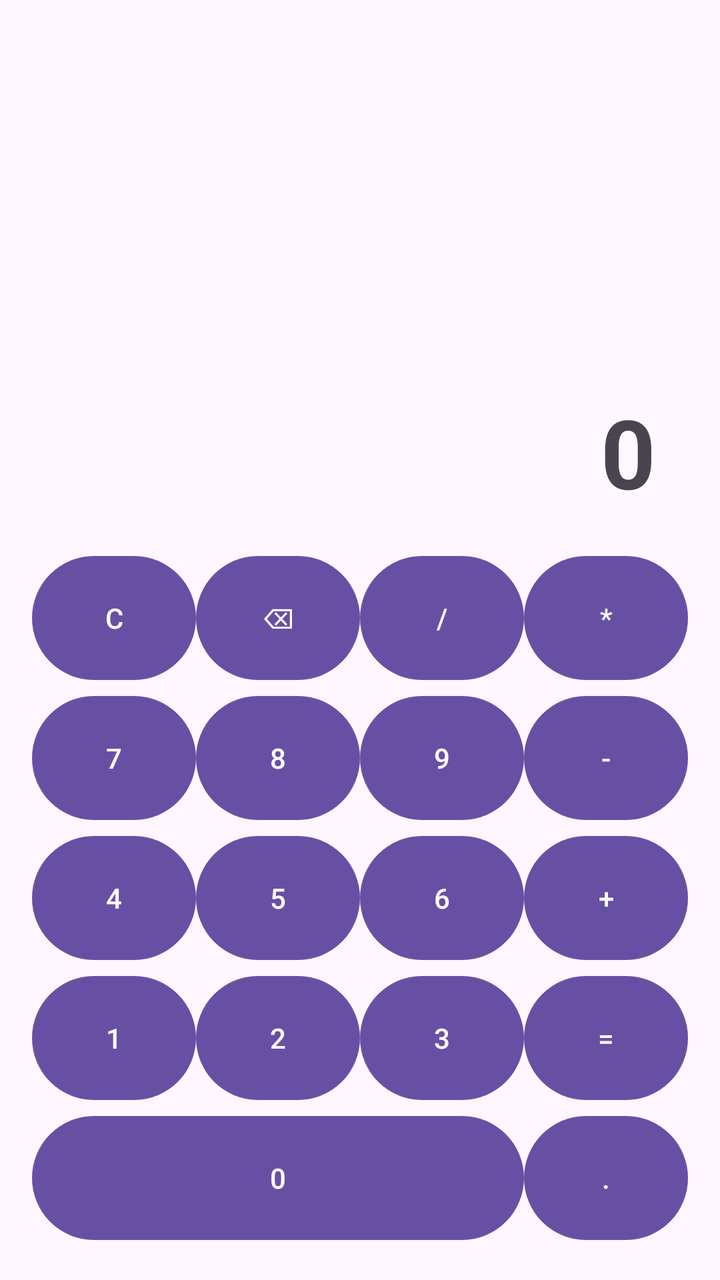
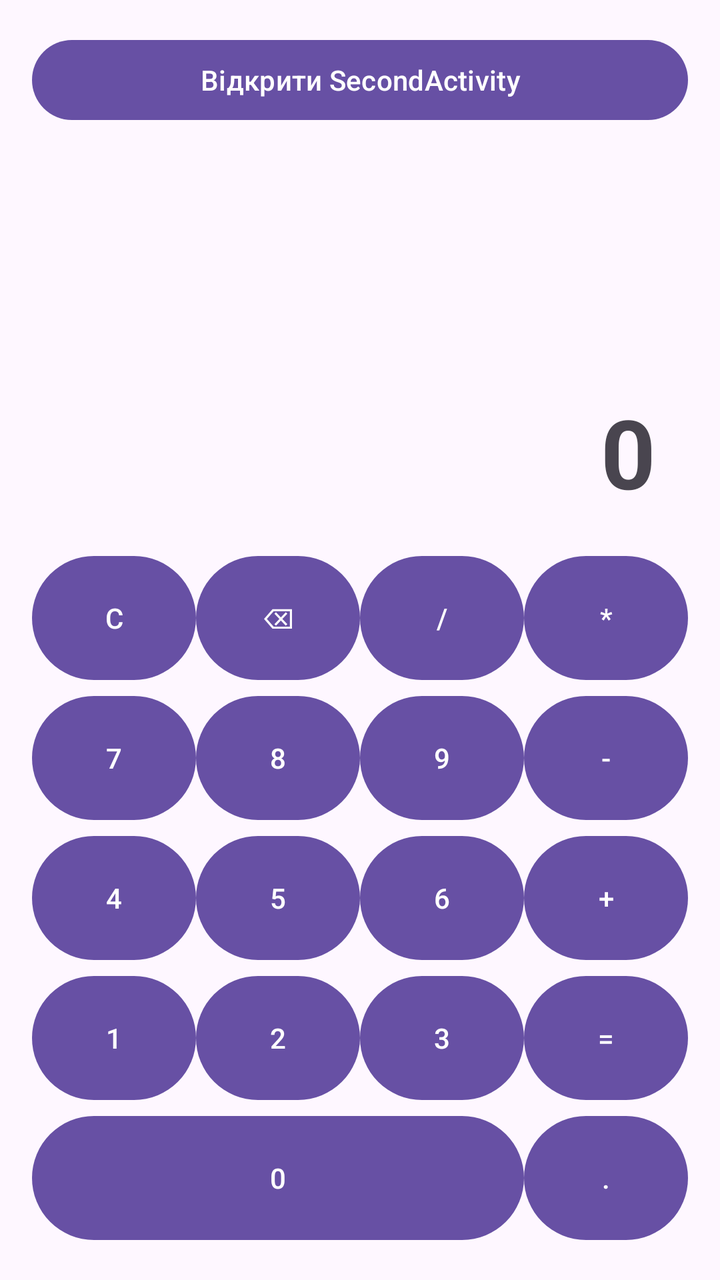

An Android layout rendered at two revisions. The XML below is the earlier revision; the diff shows what the commit changed to produce the second picture.
<!-- AndroidManifest.xml: application theme Theme.FirstApplication -->
<!-- res/layout/activity_main.xml -->
<?xml version="1.0" encoding="utf-8"?>
<androidx.constraintlayout.widget.ConstraintLayout
    xmlns:android="http://schemas.android.com/apk/res/android"
    xmlns:app="http://schemas.android.com/apk/res-auto"
    android:layout_width="match_parent"
    android:layout_height="match_parent"
    android:padding="16dp">

    
    <TextView
        android:id="@+id/tvDisplay"
        android:layout_width="0dp"
        android:layout_height="0dp"
        android:gravity="end|bottom"
        android:padding="16dp"
        android:text="0"
        android:textSize="48sp"
        android:textStyle="bold"
        app:layout_constraintBottom_toTopOf="@id/row1"
        app:layout_constraintEnd_toEndOf="parent"
        app:layout_constraintStart_toStartOf="parent"
        app:layout_constraintTop_toTopOf="parent" />

    
    <LinearLayout
        android:id="@+id/row1"
        android:layout_width="0dp"
        android:layout_height="wrap_content"
        android:orientation="horizontal"
        app:layout_constraintBottom_toTopOf="@id/row2"
        app:layout_constraintEnd_toEndOf="parent"
        app:layout_constraintStart_toStartOf="parent">

        <Button android:id="@+id/btnClear" android:layout_width="0dp" android:layout_height="70dp" android:layout_weight="1" android:text="C" />
        <Button android:id="@+id/btnBackspace" android:layout_width="0dp" android:layout_height="70dp" android:layout_weight="1" android:text="⌫" />
        <Button android:id="@+id/btnDivide" android:layout_width="0dp" android:layout_height="70dp" android:layout_weight="1" android:text="/" />
        <Button android:id="@+id/btnMultiply" android:layout_width="0dp" android:layout_height="70dp" android:layout_weight="1" android:text="*" />
    </LinearLayout>

    
    <LinearLayout
        android:id="@+id/row2"
        android:layout_width="0dp"
        android:layout_height="wrap_content"
        android:orientation="horizontal"
        app:layout_constraintBottom_toTopOf="@id/row3"
        app:layout_constraintEnd_toEndOf="parent"
        app:layout_constraintStart_toStartOf="parent">

        <Button android:id="@+id/btn7" android:layout_width="0dp" android:layout_height="70dp" android:layout_weight="1" android:text="7" />
        <Button android:id="@+id/btn8" android:layout_width="0dp" android:layout_height="70dp" android:layout_weight="1" android:text="8" />
        <Button android:id="@+id/btn9" android:layout_width="0dp" android:layout_height="70dp" android:layout_weight="1" android:text="9" />
        <Button android:id="@+id/btnSubtract" android:layout_width="0dp" android:layout_height="70dp" android:layout_weight="1" android:text="-" />
    </LinearLayout>

    
    <LinearLayout
        android:id="@+id/row3"
        android:layout_width="0dp"
        android:layout_height="wrap_content"
        android:orientation="horizontal"
        app:layout_constraintBottom_toTopOf="@id/row4"
        app:layout_constraintEnd_toEndOf="parent"
        app:layout_constraintStart_toStartOf="parent">

        <Button android:id="@+id/btn4" android:layout_width="0dp" android:layout_height="70dp" android:layout_weight="1" android:text="4" />
        <Button android:id="@+id/btn5" android:layout_width="0dp" android:layout_height="70dp" android:layout_weight="1" android:text="5" />
        <Button android:id="@+id/btn6" android:layout_width="0dp" android:layout_height="70dp" android:layout_weight="1" android:text="6" />
        <Button android:id="@+id/btnAdd" android:layout_width="0dp" android:layout_height="70dp" android:layout_weight="1" android:text="+" />
    </LinearLayout>

    
    <LinearLayout
        android:id="@+id/row4"
        android:layout_width="0dp"
        android:layout_height="wrap_content"
        android:orientation="horizontal"
        app:layout_constraintBottom_toTopOf="@id/row5"
        app:layout_constraintEnd_toEndOf="parent"
        app:layout_constraintStart_toStartOf="parent">

        <Button android:id="@+id/btn1" android:layout_width="0dp" android:layout_height="70dp" android:layout_weight="1" android:text="1" />
        <Button android:id="@+id/btn2" android:layout_width="0dp" android:layout_height="70dp" android:layout_weight="1" android:text="2" />
        <Button android:id="@+id/btn3" android:layout_width="0dp" android:layout_height="70dp" android:layout_weight="1" android:text="3" />
        <Button android:id="@+id/btnEquals" android:layout_width="0dp" android:layout_height="70dp" android:layout_weight="1" android:text="=" />
    </LinearLayout>

    
    <LinearLayout
        android:id="@+id/row5"
        android:layout_width="0dp"
        android:layout_height="wrap_content"
        android:orientation="horizontal"
        app:layout_constraintBottom_toBottomOf="parent"
        app:layout_constraintEnd_toEndOf="parent"
        app:layout_constraintStart_toStartOf="parent">

        <Button android:id="@+id/btn0" android:layout_width="0dp" android:layout_height="70dp" android:layout_weight="3" android:text="0" />
        <Button android:id="@+id/btnDot" android:layout_width="0dp" android:layout_height="70dp" android:layout_weight="1" android:text="." />
    </LinearLayout>

</androidx.constraintlayout.widget.ConstraintLayout>
<!-- resources referenced by this layout -->
<resources>
  <style name="Theme.FirstApplication" parent="Base.Theme.FirstApplication" />
  <style name="Base.Theme.FirstApplication" parent="Theme.Material3.DayNight.NoActionBar">
          
          
      </style>
</resources>

<!-- the commit's change to res/layout/activity_main.xml (unified diff, before → after) -->
@@ -7,6 +7,16 @@
     android:padding="16dp">
 
     
+    <Button
+        android:id="@+id/btnOpenSecond"
+        android:layout_width="0dp"
+        android:layout_height="wrap_content"
+        android:text="Відкрити SecondActivity"
+        app:layout_constraintEnd_toEndOf="parent"
+        app:layout_constraintStart_toStartOf="parent"
+        app:layout_constraintTop_toTopOf="parent" />
+
+    
     <TextView
         android:id="@+id/tvDisplay"
         android:layout_width="0dp"
@@ -19,7 +29,7 @@
         app:layout_constraintBottom_toTopOf="@id/row1"
         app:layout_constraintEnd_toEndOf="parent"
         app:layout_constraintStart_toStartOf="parent"
-        app:layout_constraintTop_toTopOf="parent" />
+        app:layout_constraintTop_toBottomOf="@id/btnOpenSecond" />
 
     
     <LinearLayout
@@ -31,10 +41,33 @@
         app:layout_constraintEnd_toEndOf="parent"
         app:layout_constraintStart_toStartOf="parent">
 
-        <Button android:id="@+id/btnClear" android:layout_width="0dp" android:layout_height="70dp" android:layout_weight="1" android:text="C" />
-        <Button android:id="@+id/btnBackspace" android:layout_width="0dp" android:layout_height="70dp" android:layout_weight="1" android:text="⌫" />
-        <Button android:id="@+id/btnDivide" android:layout_width="0dp" android:layout_height="70dp" android:layout_weight="1" android:text="/" />
-        <Button android:id="@+id/btnMultiply" android:layout_width="0dp" android:layout_height="70dp" android:layout_weight="1" android:text="*" />
+        <Button
+            android:id="@+id/btnClear"
+            android:layout_width="0dp"
+            android:layout_height="70dp"
+            android:layout_weight="1"
+            android:text="C" />
+
+        <Button
+            android:id="@+id/btnBackspace"
+            android:layout_width="0dp"
+            android:layout_height="70dp"
+            android:layout_weight="1"
+            android:text="⌫" />
+
+        <Button
+            android:id="@+id/btnDivide"
+            android:layout_width="0dp"
+            android:layout_height="70dp"
+            android:layout_weight="1"
+            android:text="/" />
+
+        <Button
+            android:id="@+id/btnMultiply"
+            android:layout_width="0dp"
+            android:layout_height="70dp"
+            android:layout_weight="1"
+            android:text="*" />
     </LinearLayout>
 
     
@@ -47,10 +80,33 @@
         app:layout_constraintEnd_toEndOf="parent"
         app:layout_constraintStart_toStartOf="parent">
 
-        <Button android:id="@+id/btn7" android:layout_width="0dp" android:layout_height="70dp" android:layout_weight="1" android:text="7" />
-        <Button android:id="@+id/btn8" android:layout_width="0dp" android:layout_height="70dp" android:layout_weight="1" android:text="8" />
-        <Button android:id="@+id/btn9" android:layout_width="0dp" android:layout_height="70dp" android:layout_weight="1" android:text="9" />
-        <Button android:id="@+id/btnSubtract" android:layout_width="0dp" android:layout_height="70dp" android:layout_weight="1" android:text="-" />
+        <Button
+            android:id="@+id/btn7"
+            android:layout_width="0dp"
+            android:layout_height="70dp"
+            android:layout_weight="1"
+            android:text="7" />
+
+        <Button
+            android:id="@+id/btn8"
+            android:layout_width="0dp"
+            android:layout_height="70dp"
+            android:layout_weight="1"
+            android:text="8" />
+
+        <Button
+            android:id="@+id/btn9"
+            android:layout_width="0dp"
+            android:layout_height="70dp"
+            android:layout_weight="1"
+            android:text="9" />
+
+        <Button
+            android:id="@+id/btnSubtract"
+            android:layout_width="0dp"
+            android:layout_height="70dp"
+            android:layout_weight="1"
+            android:text="-" />
     </LinearLayout>
 
     
@@ -63,10 +119,33 @@
         app:layout_constraintEnd_toEndOf="parent"
         app:layout_constraintStart_toStartOf="parent">
 
-        <Button android:id="@+id/btn4" android:layout_width="0dp" android:layout_height="70dp" android:layout_weight="1" android:text="4" />
-        <Button android:id="@+id/btn5" android:layout_width="0dp" android:layout_height="70dp" android:layout_weight="1" android:text="5" />
-        <Button android:id="@+id/btn6" android:layout_width="0dp" android:layout_height="70dp" android:layout_weight="1" android:text="6" />
-        <Button android:id="@+id/btnAdd" android:layout_width="0dp" android:layout_height="70dp" android:layout_weight="1" android:text="+" />
+        <Button
+            android:id="@+id/btn4"
+            android:layout_width="0dp"
+            android:layout_height="70dp"
+            android:layout_weight="1"
+            android:text="4" />
+
+        <Button
+            android:id="@+id/btn5"
+            android:layout_width="0dp"
+            android:layout_height="70dp"
+            android:layout_weight="1"
+            android:text="5" />
+
+        <Button
+            android:id="@+id/btn6"
+            android:layout_width="0dp"
+            android:layout_height="70dp"
+            android:layout_weight="1"
+            android:text="6" />
+
+        <Button
+            android:id="@+id/btnAdd"
+            android:layout_width="0dp"
+            android:layout_height="70dp"
+            android:layout_weight="1"
+            android:text="+" />
     </LinearLayout>
 
     
@@ -79,10 +158,33 @@
         app:layout_constraintEnd_toEndOf="parent"
         app:layout_constraintStart_toStartOf="parent">
 
-        <Button android:id="@+id/btn1" android:layout_width="0dp" android:layout_height="70dp" android:layout_weight="1" android:text="1" />
-        <Button android:id="@+id/btn2" android:layout_width="0dp" android:layout_height="70dp" android:layout_weight="1" android:text="2" />
-        <Button android:id="@+id/btn3" android:layout_width="0dp" android:layout_height="70dp" android:layout_weight="1" android:text="3" />
-        <Button android:id="@+id/btnEquals" android:layout_width="0dp" android:layout_height="70dp" android:layout_weight="1" android:text="=" />
+        <Button
+            android:id="@+id/btn1"
+            android:layout_width="0dp"
+            android:layout_height="70dp"
+            android:layout_weight="1"
+            android:text="1" />
+
+        <Button
+            android:id="@+id/btn2"
+            android:layout_width="0dp"
+            android:layout_height="70dp"
+            android:layout_weight="1"
+            android:text="2" />
+
+        <Button
+            android:id="@+id/btn3"
+            android:layout_width="0dp"
+            android:layout_height="70dp"
+            android:layout_weight="1"
+            android:text="3" />
+
+        <Button
+            android:id="@+id/btnEquals"
+            android:layout_width="0dp"
+            android:layout_height="70dp"
+            android:layout_weight="1"
+            android:text="=" />
     </LinearLayout>
 
     
@@ -95,8 +197,19 @@
         app:layout_constraintEnd_toEndOf="parent"
         app:layout_constraintStart_toStartOf="parent">
 
-        <Button android:id="@+id/btn0" android:layout_width="0dp" android:layout_height="70dp" android:layout_weight="3" android:text="0" />
-        <Button android:id="@+id/btnDot" android:layout_width="0dp" android:layout_height="70dp" android:layout_weight="1" android:text="." />
+        <Button
+            android:id="@+id/btn0"
+            android:layout_width="0dp"
+            android:layout_height="70dp"
+            android:layout_weight="3"
+            android:text="0" />
+
+        <Button
+            android:id="@+id/btnDot"
+            android:layout_width="0dp"
+            android:layout_height="70dp"
+            android:layout_weight="1"
+            android:text="." />
     </LinearLayout>
 
 </androidx.constraintlayout.widget.ConstraintLayout>
